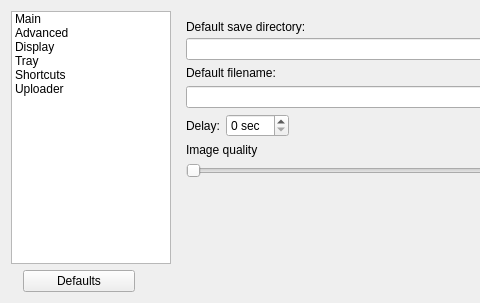
Qt form src/ui/configwidget.ui (lxqt/screengrab) before a commit; both pictures show x 0 to 480 and y 0 to 303 of the 743 by 303 pixel window.
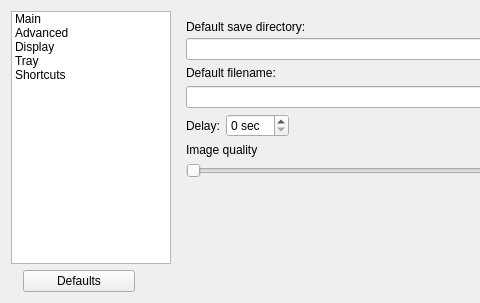
The same form after that commit. Custom widgets are drawn as their Qt base class.

Commit message: Remove prereserved listitem for ploader config widget in main configdialog

Patch:
```diff
--- a/src/ui/configwidget.ui
+++ b/src/ui/configwidget.ui
@@ -94,11 +94,6 @@
          <string>Shortcuts</string>
         </property>
        </item>
-       <item>
-        <property name="text">
-         <string>Uploader</string>
-        </property>
-       </item>
       </widget>
      </item>
      <item>
```
